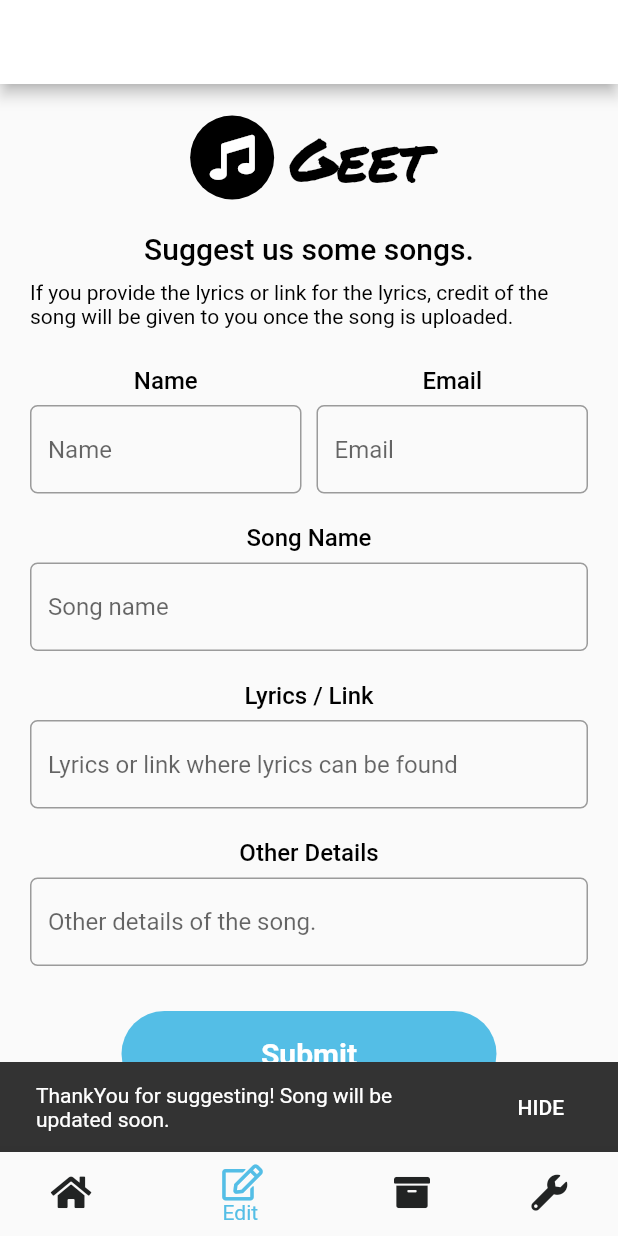
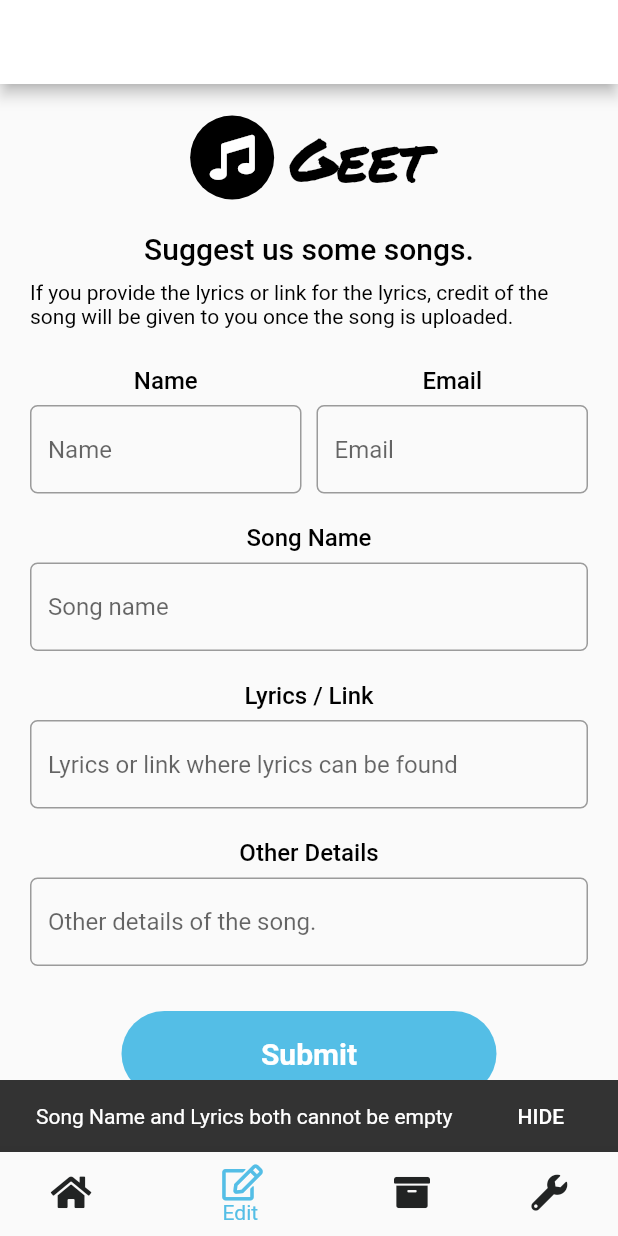
Before and after one commit to shobhit2020335/jain_songs_fork2, a Flutter app: the screen it shows after launch, item 2 of the bottom bar chosen, after a tap on "Submit", on a phone screen of 412 x 824 dp. Run offline on Flutter 3.47's test engine with Material 2 defaults, Android fonts, the phone set to English and light mode, and no system bars; our stand-ins replace cloud_firestore, connectivity, firebase_core, font_awesome_flutter, modal_progress_hud; missing offline and left inert: flutter_share; accounts and stored records are empty.

Commit message:
submit button working form page

```diff
--- a/lib/form_page.dart
+++ b/lib/form_page.dart
@@ -1,6 +1,10 @@
 import 'package:flutter/material.dart';
 import 'package:font_awesome_flutter/font_awesome_flutter.dart';
 import 'package:jain_songs/custom_widgets/constantWidgets.dart';
+import 'package:jain_songs/services/firestore_helper.dart';
+import 'package:jain_songs/utilities/song_suggestions.dart';
+
+import 'services/network_helper.dart';
 
 class FormPage extends StatefulWidget {
   @override
@@ -13,6 +17,16 @@ class _FormPageState extends State<FormPage> {
   var songController = TextEditingController();
   var lyricsController = TextEditingController();
   var otherController = TextEditingController();
+
+  @override
+  void dispose() {
+    nameController.dispose();
+    emailController.dispose();
+    songController.dispose();
+    lyricsController.dispose();
+    otherController.dispose();
+    super.dispose();
+  }
 
   @override
   Widget build(BuildContext context) {
@@ -145,16 +159,49 @@ class _FormPageState extends State<FormPage> {
                 height: 30,
               ),
               FlatButton(
-                onPressed: () {
-                  showToast(
-                    context,
-                    'ThankYou for suggesting! Song will be updated soon.',
+                onPressed: () async {
+                  SongSuggestions currentSongSuggestion = SongSuggestions(
+                    nameController.text,
+                    emailController.text,
+                    songController.text,
+                    lyricsController.text,
+                    otherController.text,
                   );
-                  nameController.clear();
-                  emailController.clear();
-                  songController.clear();
-                  lyricsController.clear();
-                  otherController.clear();
+
+                  bool isInternetConnected = await NetworkHelper().check();
+
+                  if ((currentSongSuggestion.songSuggestionMap['songName'] ==
+                              '' ||
+                          currentSongSuggestion.songSuggestionMap['songName'] ==
+                              null ||
+                          currentSongSuggestion
+                                  .songSuggestionMap['songName'].length <
+                              2) &&
+                      (currentSongSuggestion
+                                  .songSuggestionMap['lyrics'] ==
+                              '' ||
+                          currentSongSuggestion.songSuggestionMap['lyrics'] ==
+                              null ||
+                          currentSongSuggestion
+                                  .songSuggestionMap['lyrics'].length <
+                              2)) {
+                    showToast(
+                        context, 'Song Name and Lyrics both cannot be empty');
+                  } else if (isInternetConnected == false) {
+                    showToast(context, 'No Internet Connection!');
+                  } else {
+                    await FireStoreHelper()
+                        .addSuggestions(context, currentSongSuggestion);
+                    nameController.clear();
+                    emailController.clear();
+                    songController.clear();
+                    lyricsController.clear();
+                    otherController.clear();
+                    showToast(
+                      context,
+                      'ThankYou for suggesting! Song will be updated soon.',
+                    );
+                  }
                 },
                 child: Container(
                   decoration: BoxDecoration(
--- a/lib/services/firestore_helper.dart
+++ b/lib/services/firestore_helper.dart
@@ -3,9 +3,17 @@ import 'package:flutter/cupertino.dart';
 import 'package:jain_songs/custom_widgets/constantWidgets.dart';
 import 'package:jain_songs/services/network_helper.dart';
 import 'package:jain_songs/utilities/song_details.dart';
+import 'package:jain_songs/utilities/song_suggestions.dart';
 
 class FireStoreHelper {
   CollectionReference songs = FirebaseFirestore.instance.collection('songs');
+  CollectionReference suggestions =
+      FirebaseFirestore.instance.collection('suggestions');
+
+  Future<void> addSuggestions(
+      BuildContext context, SongSuggestions songSuggestion) async {
+    return suggestions.add(songSuggestion.songSuggestionMap);
+  }
 
   Future<void> changeShare(
     BuildContext context,
--- a/lib/utilities/song_details.dart
+++ b/lib/utilities/song_details.dart
@@ -1,5 +1,3 @@
-//TODO: Create backup in local devices
-
 import 'package:flutter/cupertino.dart';
 
 class SongDetails {
--- /dev/null
+++ b/lib/utilities/song_suggestions.dart
@@ -0,0 +1,22 @@
+class SongSuggestions {
+  String aaa;
+  String name;
+  String email;
+  String songName;
+  String lyrics;
+  String otherDetails;
+  Map<String, String> songSuggestionMap = Map<String, String>();
+
+  SongSuggestions(
+      this.name, this.email, this.songName, this.lyrics, this.otherDetails) {
+    this.aaa = "incomplete";
+    songSuggestionMap = {
+      'aaa': this.aaa,
+      'email': this.email,
+      'lyrics': this.lyrics,
+      'name': this.name,
+      'otherDetails': this.otherDetails,
+      'songName': this.songName,
+    };
+  }
+}
```
